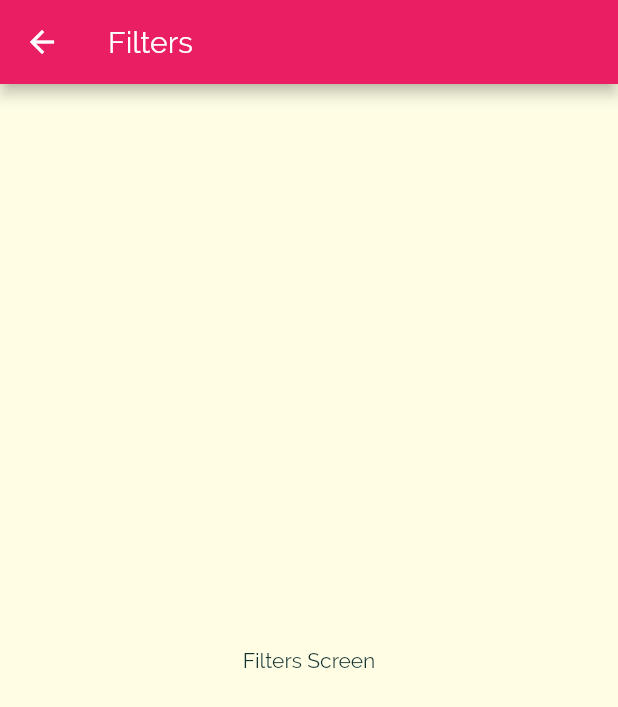
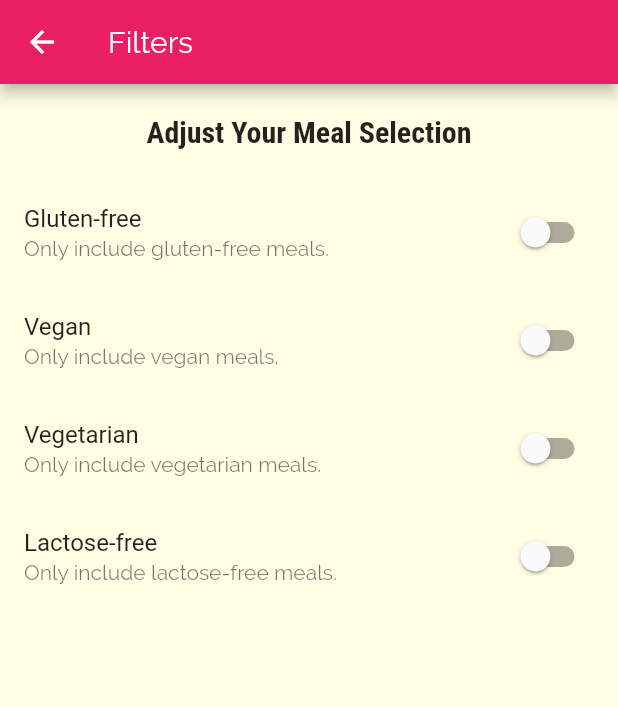
Before and after one commit to officer47p/deli-meals, a Flutter app: the FiltersScreen screen opened by its route, on a phone screen of 412 x 824 dp. Shown: the top 707 px of the screen. Run offline on Flutter 3.47's test engine with Material 2 defaults, Android fonts, the phone set to English and light mode, and no system bars.

Commit message:
added the filters setting page

```diff
--- a/lib/main.dart
+++ b/lib/main.dart
@@ -9,7 +9,12 @@ void main() {
   runApp(MyApp());
 }
 
-class MyApp extends StatelessWidget {
+class MyApp extends StatefulWidget {
+  @override
+  _MyAppState createState() => _MyAppState();
+}
+
+class _MyAppState extends State<MyApp> {
   @override
   Widget build(BuildContext context) {
     return MaterialApp(
--- a/lib/screens/filters_screen.dart
+++ b/lib/screens/filters_screen.dart
@@ -1,15 +1,91 @@
 import 'package:flutter/material.dart';
 
-class FiltersScreen extends StatelessWidget {
+class FiltersScreen extends StatefulWidget {
   static const String name = "/filters-screen";
+
+  @override
+  _FiltersScreenState createState() => _FiltersScreenState();
+}
+
+class _FiltersScreenState extends State<FiltersScreen> {
+  bool _glutenFree = false;
+  bool _vegan = false;
+  bool _vegetarian = false;
+  bool _lactoseFree = false;
+
+  Widget buildSwitchListTile(
+      String title, String subtitle, bool value, Function clbk) {
+    return SwitchListTile(
+      title: Text(title),
+      value: value,
+      onChanged: clbk,
+      subtitle: Text(subtitle),
+    );
+  }
+
   @override
   Widget build(BuildContext context) {
     return Scaffold(
       appBar: AppBar(
         title: Text("Filters"),
       ),
-      body: Center(
-        child: Text("Filters Screen"),
+      body: Column(
+        children: <Widget>[
+          Container(
+            // color: Colors.pink.withOpacity(0.4),
+            padding: EdgeInsets.all(20),
+            child: Text(
+              "Adjust Your Meal Selection",
+              style: Theme.of(context).textTheme.title,
+            ),
+          ),
+          Expanded(
+            child: ListView(
+              children: <Widget>[
+                buildSwitchListTile(
+                  "Gluten-free",
+                  "Only include gluten-free meals.",
+                  _glutenFree,
+                  (newVal) {
+                    setState(() {
+                      _glutenFree = newVal;
+                    });
+                  },
+                ),
+                buildSwitchListTile(
+                  "Vegan",
+                  "Only include vegan meals.",
+                  _vegan,
+                  (newVal) {
+                    setState(() {
+                      _vegan = newVal;
+                    });
+                  },
+                ),
+                buildSwitchListTile(
+                  "Vegetarian",
+                  "Only include vegetarian meals.",
+                  _vegetarian,
+                  (newVal) {
+                    setState(() {
+                      _vegetarian = newVal;
+                    });
+                  },
+                ),
+                buildSwitchListTile(
+                  "Lactose-free",
+                  "Only include lactose-free meals.",
+                  _lactoseFree,
+                  (newVal) {
+                    setState(() {
+                      _lactoseFree = newVal;
+                    });
+                  },
+                ),
+              ],
+            ),
+          )
+        ],
       ),
     );
   }
```
